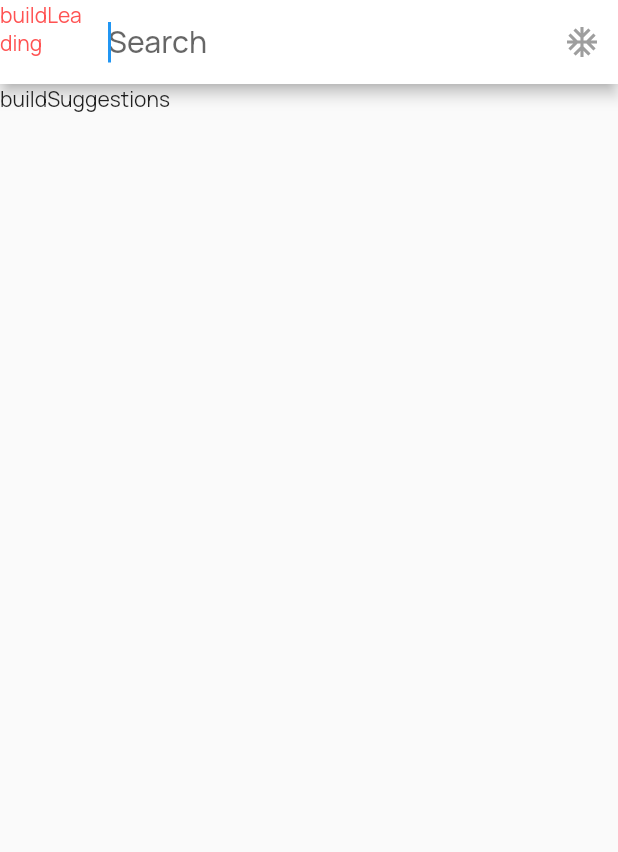
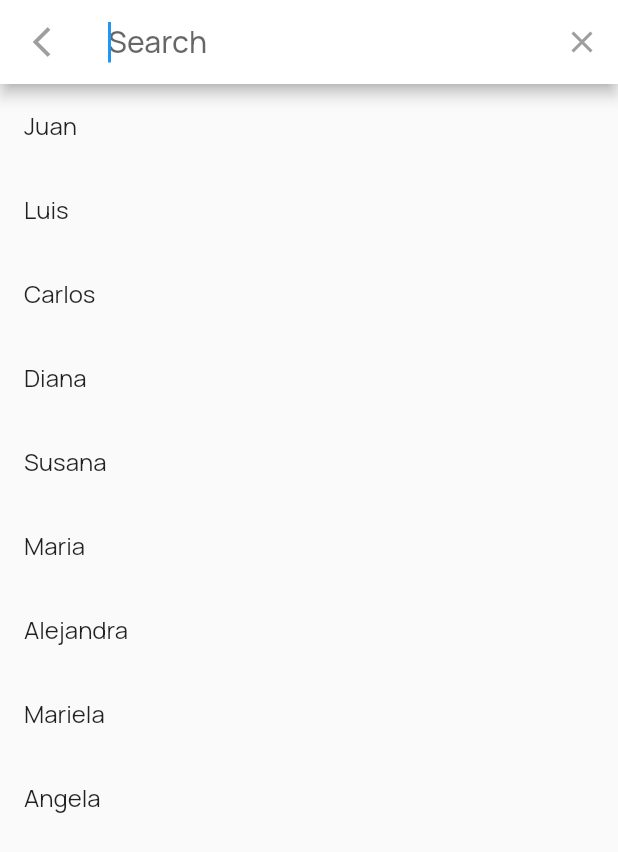
Before and after one commit to eeBarrionuevo/flutter_codigo5_menuapp, a Flutter app: the screen it shows after launch, after a tap on "Buscar producto", on a phone screen of 412 x 824 dp. Shown: the top 852 px of the screen. Run offline on Flutter 3.47's test engine with Material 2 defaults, Android fonts, the phone set to English and light mode, and no system bars; our stand-ins replace cached_network_image, cloud_firestore, firebase_core, flutter_svg, google_fonts; accounts and stored records are empty.

Commit message:
SeachDelegate 3.2

```diff
--- a/lib/pages/customer/home_customer_page.dart
+++ b/lib/pages/customer/home_customer_page.dart
@@ -99,10 +99,11 @@ class _HomeCustomerPageState extends State<HomeCustomerPage> {
                 divider12,
                 SearchWidget(
                   onTap: () async {
-                    await showSearch(
+                    final res = await showSearch(
                       context: context,
                       delegate: SearchProductDelegate(),
                     );
+                    print(res);
                   },
                 ),
                 divider12,
--- a/lib/utils/search_product_delegate.dart
+++ b/lib/utils/search_product_delegate.dart
@@ -1,16 +1,29 @@
 import 'package:flutter/material.dart';
 
 class SearchProductDelegate extends SearchDelegate {
+
+
+  List<String> names = [
+    "Juan",
+    "Luis",
+    "Carlos",
+    "Diana",
+    "Susana",
+    "Maria",
+    "Alejandra",
+    "Mariela",
+    "Angela",
+  ];
 
   @override
   List<Widget>? buildActions(BuildContext context) {
     return [
       IconButton(
         onPressed: () {
-          print(query);
+          query = "";
         },
         icon: Icon(
-          Icons.ac_unit,
+          Icons.close,
         ),
       ),
     ];
@@ -19,23 +32,34 @@ class SearchProductDelegate extends SearchDelegate {
   @override
   Widget? buildLeading(BuildContext context) {
     // TODO: implement buildLeading
-    return Text(
-      "buildLeading",
-      style: TextStyle(
-        color: Colors.redAccent,
+    return IconButton(
+      onPressed: () {
+        close(context, "");
+      },
+      icon: Icon(
+        Icons.arrow_back_ios_sharp,
       ),
     );
   }
 
   @override
   Widget buildResults(BuildContext context) {
-    // TODO: implement buildResults
+    print("RESULTS: $query");
     return Text("buildResults");
   }
 
   @override
   Widget buildSuggestions(BuildContext context) {
-    // TODO: implement buildSuggestions
-    return Text("buildSuggestions");
+
+    List<String> namesSuggestion = names.where((element)=> element.toLowerCase().contains(query.toLowerCase())).toList();
+
+    return ListView.builder(
+      itemCount: namesSuggestion.length,
+      itemBuilder: (BuildContext context, int index){
+        return ListTile(
+          title: Text(namesSuggestion[index]),
+        );
+      },
+    );
   }
 }
```
